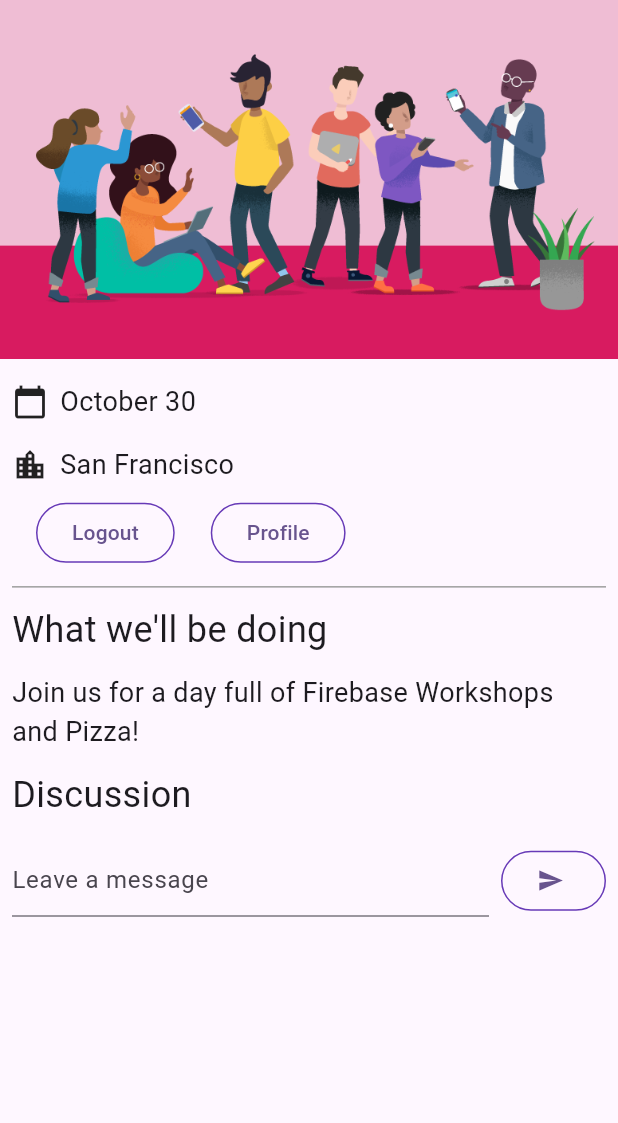
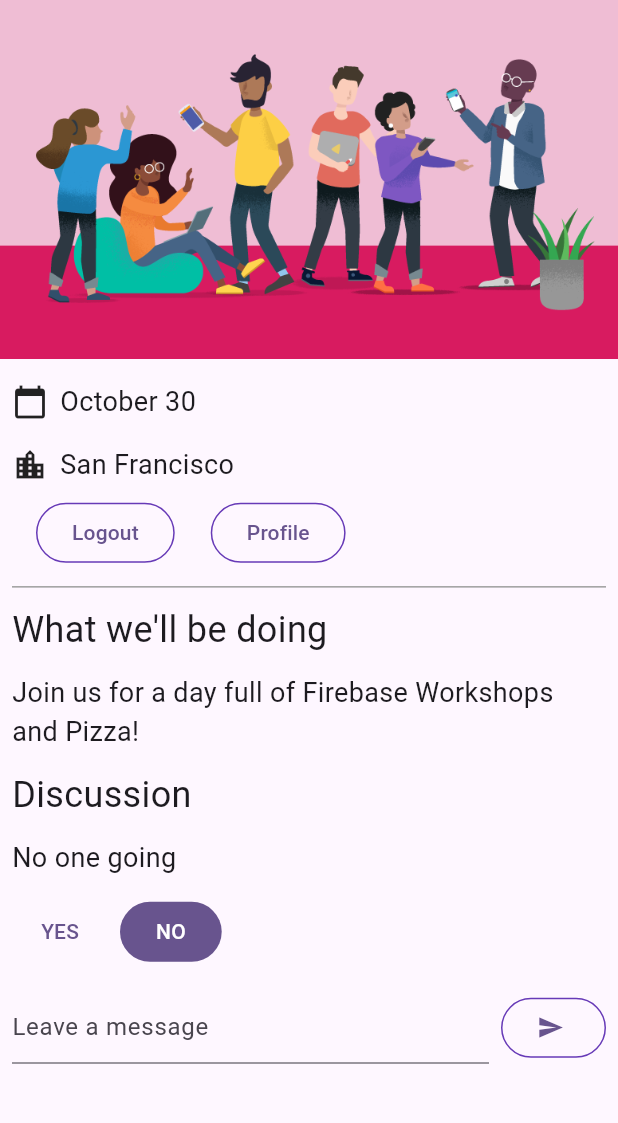
Before and after one commit to Bimcodes/RSVP_Flutter, a Flutter app: the screen it shows once a user with an empty profile is signed in, on a phone screen of 412 x 824 dp, the part 84-1207 px from its top. Run offline on Flutter 3.47's test engine with Material 3 defaults, Android fonts, the phone set to English and light mode, and no system bars; our stand-ins replace cloud_firestore, firebase_auth, firebase_core, go_router; missing offline and left inert: firebase_ui_auth; accounts and stored records are empty.

Commit message:
Commit 03

```diff
--- a/lib/app_state.dart
+++ b/lib/app_state.dart
@@ -27,6 +27,7 @@ class ApplicationState extends ChangeNotifier {
   int get attendees => _attendees;
 
   Attending _attending = Attending.unknown;
+
   StreamSubscription<DocumentSnapshot>? _attendingSubscription;
   Attending get attending => _attending;
 
--- a/lib/home_page.dart
+++ b/lib/home_page.dart
@@ -8,6 +8,7 @@ import 'package:firebase_auth/firebase_auth.dart' // new
         PhoneAuthProvider;
 import 'package:firebase_auth/firebase_auth.dart';
 import 'package:flutter/material.dart';
+import 'package:gtk_flutter/yes_no_selection.dart';
 import 'package:provider/provider.dart';
 
 import 'app_state.dart';
@@ -51,11 +52,31 @@ class HomePage extends StatelessWidget {
           ),
           const Header('Discussion'),
           Consumer<ApplicationState>(
-              builder: (context, appState, _) => GuestBook(
-                    addMessaage: (message) =>
-                        appState.addMessageToGuestBook(message),
-                    messages: appState.guestBookMessage,
-                  ))
+              builder: (context, appState, _) => Column(
+                      crossAxisAlignment: CrossAxisAlignment.start,
+                      children: [
+                        switch (appState.attendees) {
+                          1 => const Paragraph('1 person going'),
+                          >= 2 =>
+                            Paragraph('${appState.attendees} people going'),
+                          _ => const Paragraph('No one going'),
+                        },
+                        // ...to here.
+                        if (appState.loggedIn) ...[
+                          // Add from here...
+                          YesNoSelection(
+                            state: appState.attending,
+                            onSelection: (attending) =>
+                                appState.attending = attending,
+                          ),
+                          // ...to here.
+                          GuestBook(
+                            addMessaage: (message) =>
+                                appState.addMessageToGuestBook(message),
+                            messages: appState.guestBookMessage,
+                          ),
+                        ],
+                      ]))
         ],
       ),
     );
--- /dev/null
+++ b/lib/yes_no_selection.dart
@@ -0,0 +1,68 @@
+import 'package:flutter/material.dart';
+
+import 'app_state.dart';
+import 'src/widgets.dart';
+
+class YesNoSelection extends StatelessWidget {
+  const YesNoSelection(
+      {super.key, required this.state, required this.onSelection});
+  final Attending state;
+  final void Function(Attending selection) onSelection;
+
+  @override
+  Widget build(BuildContext context) {
+    switch (state) {
+      case Attending.yes:
+        return Padding(
+          padding: const EdgeInsets.all(8.0),
+          child: Row(
+            children: [
+              FilledButton(
+                onPressed: () => onSelection(Attending.yes),
+                child: const Text('YES'),
+              ),
+              const SizedBox(width: 8),
+              TextButton(
+                onPressed: () => onSelection(Attending.no),
+                child: const Text('NO'),
+              ),
+            ],
+          ),
+        );
+      case Attending.no:
+        return Padding(
+          padding: const EdgeInsets.all(8.0),
+          child: Row(
+            children: [
+              TextButton(
+                onPressed: () => onSelection(Attending.yes),
+                child: const Text('YES'),
+              ),
+              const SizedBox(width: 8),
+              FilledButton(
+                onPressed: () => onSelection(Attending.no),
+                child: const Text('NO'),
+              ),
+            ],
+          ),
+        );
+      default:
+        return Padding(
+          padding: const EdgeInsets.all(8.0),
+          child: Row(
+            children: [
+              StyledButton(
+                onPressed: () => onSelection(Attending.yes),
+                child: const Text('YES'),
+              ),
+              const SizedBox(width: 8),
+              StyledButton(
+                onPressed: () => onSelection(Attending.no),
+                child: const Text('NO'),
+              ),
+            ],
+          ),
+        );
+    }
+  }
+}
```
